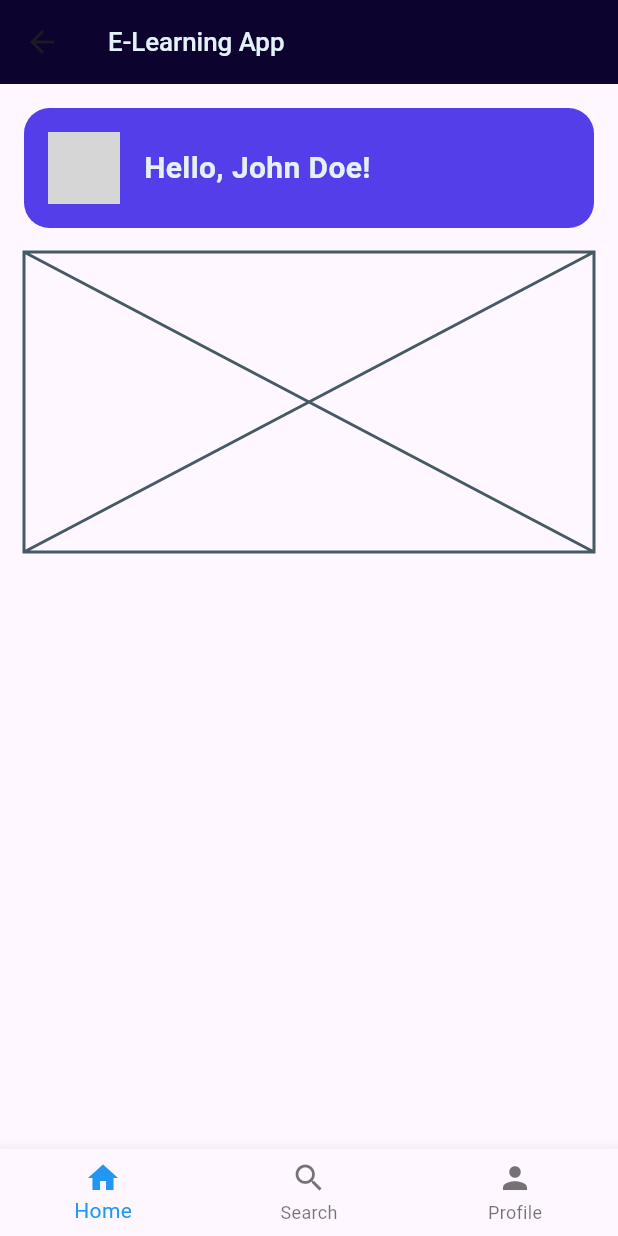
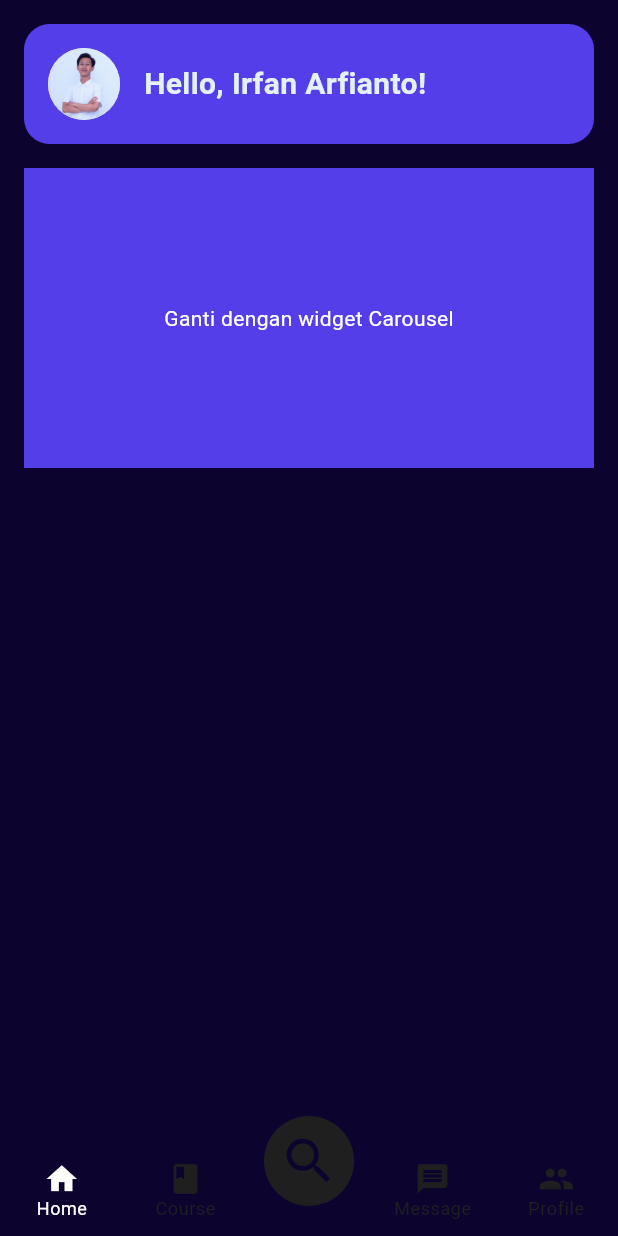
Before and after one commit to irfanarfianto/e-learning-apps, a Flutter app: the HomeScreen screen opened directly, on a phone screen of 412 x 824 dp. Run offline on Flutter 3.47's test engine with Material 3 defaults, Android fonts, the phone set to English and light mode, and no system bars; drawn by our look-alikes of convex_bottom_bar; Roboto replaces fonts that are missing (DM Sans); grey boxes are pictures that could not be loaded.

```diff
--- a/lib/screens/home_screen.dart
+++ b/lib/screens/home_screen.dart
@@ -1,25 +1,27 @@
 import 'package:flutter/material.dart';
+import 'package:convex_bottom_bar/convex_bottom_bar.dart';
 
 class HomeScreen extends StatelessWidget {
-  final String userName = "John Doe"; // Ganti dengan nama pengguna yang sesuai
+  final String userName =
+      "Irfan Arfianto"; // Ganti dengan nama pengguna yang sesuai
 
   @override
   Widget build(BuildContext context) {
     return Scaffold(
-      appBar: AppBar(
-        title: Text(
-          'E-Learning App',
-          style: TextStyle(
-            color: Color(0xFFE4F1F8),
-            fontSize: 17.28,
-            fontFamily: 'DM Sans',
-            fontWeight: FontWeight.w500,
-            height: 0,
-          ),
-        ),
-        backgroundColor: Color(0xFF0C042E),
-      ),
-      body: Padding(
+        // appBar: AppBar(
+        //   title: Text(
+        //     'E-Learning App',
+        //     style: TextStyle(
+        //       color: Color(0xFFE4F1F8),
+        //       fontSize: 17.0,
+        //       fontFamily: 'DM Sans',
+        //       fontWeight: FontWeight.w500,
+        //     ),
+        //   ),
+        //   backgroundColor: Color(0xFF0C042E),
+        // ),
+        body: Container(
+          decoration: BoxDecoration(color: Color(0xFF0C042E)),
           padding: const EdgeInsets.all(16.0),
           child: Column(
             crossAxisAlignment: CrossAxisAlignment.stretch,
@@ -36,7 +38,7 @@ class HomeScreen extends StatelessWidget {
                     CircleAvatar(
                       radius: 24,
                       // Ganti dengan foto profil pengguna
-                    backgroundImage: AssetImage('assets/profile.jpg'),
+                      backgroundImage: AssetImage('assets/profile.JPG'),
                     ),
                     SizedBox(width: 16),
                     Text(
@@ -54,37 +56,34 @@ class HomeScreen extends StatelessWidget {
               // Carousel Section
               Container(
                 height: 200, // Sesuaikan tinggi carousel sesuai kebutuhan
-              child: Placeholder(), // Ganti dengan widget Carousel yang sesuai
+                color: Color(
+                    0xFF543EE9), // Ganti dengan warna latar belakang yang sesuai
+                child: Center(
+                  child: Text(
+                    'Ganti dengan widget Carousel',
+                    style: TextStyle(color: Colors.white),
+                  ),
+                ),
               ),
               // Tambahkan bagian lainnya sesuai kebutuhan
             ],
           ),
         ),
-      bottomNavigationBar: BottomNavigationBar(
-        items: const <BottomNavigationBarItem>[
-          BottomNavigationBarItem(
-            icon: Icon(Icons.home),
-            label: 'Home',
-          ),
-          BottomNavigationBarItem(
-            icon: Icon(Icons.search),
-            label: 'Search',
-          ),
-          BottomNavigationBarItem(
-            icon: Icon(Icons.person),
-            label: 'Profile',
-          ),
+        bottomNavigationBar: ConvexAppBar(
+          style: TabStyle.fixedCircle,
+          height: 60,
+          curveSize: 100,
+          backgroundColor: Color(0xFF0C042E),
+          color: Color.fromARGB(255, 31, 31, 32),
+          items: [
+            TabItem(icon: Icons.home, title: 'Home'),
+            TabItem(icon: Icons.book, title: 'Course'),
+            TabItem(icon: Icons.search, title: 'Search'),
+            TabItem(icon: Icons.message, title: 'Message'),
+            TabItem(icon: Icons.people, title: 'Profile'),
           ],
-        selectedItemColor: Colors.blue,
-        currentIndex:
-            0, // Ganti sesuai dengan indeks halaman yang ingin ditampilkan
-        onTap: (int index) {
-          // Handle navigasi ketika item bottom navigation bar ditekan
-          // Misalnya, menggunakan Navigator untuk pindah halaman
-          // Navigator.of(context).pushNamed('/halaman_ke-${index + 1}');
-        },
-      ),
-    );
+          onTap: (int i) => print('click index=$i'),
+        ));
   }
 }
 
--- a/pubspec.yaml
+++ b/pubspec.yaml
@@ -35,6 +35,7 @@ dependencies:
   # The following adds the Cupertino Icons font to your application.
   # Use with the CupertinoIcons class for iOS style icons.
   cupertino_icons: ^1.0.2
+  convex_bottom_bar: ^3.2.0
 
 dev_dependencies:
   flutter_test:
```
Also changed, not shown: assets/profile.JPG (added), pubspec.lock, 3 other files. Lines whose indentation alone changed are shown as unchanged.
